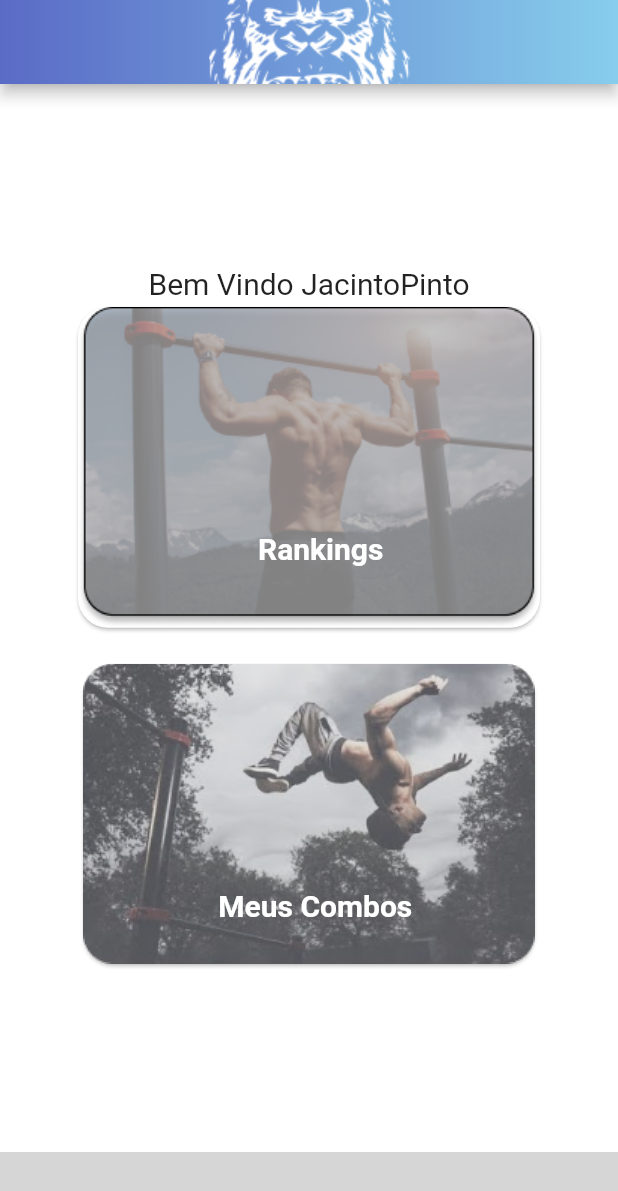
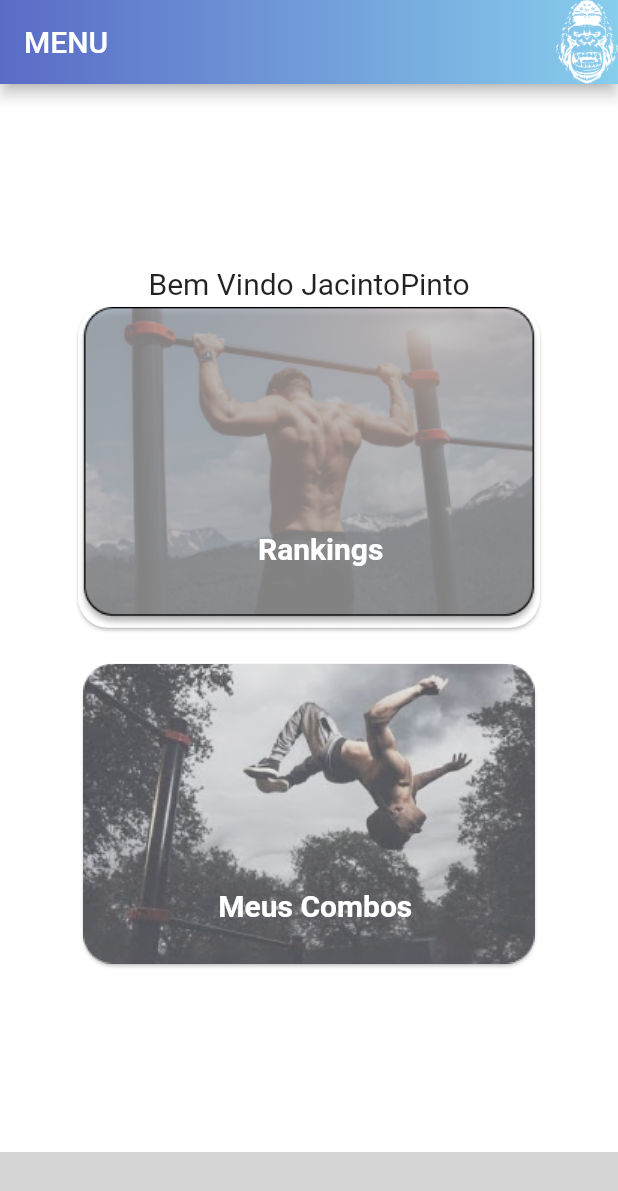
Before and after one commit to rodrigocc/ProjetosFlutter, a Flutter app: the MenuStartPage screen opened directly, on a phone screen of 412 x 824 dp. Shown: the top 1191 px of the screen. Run offline on Flutter 3.47's test engine with Material 2 defaults, Android fonts, the phone set to English and light mode, and no system bars; our stand-ins replace carousel_slider; missing offline and left inert: gradient_bottom_navigation_bar; grey boxes are pictures that could not be loaded.

Commit message:
Correção da atualização de AppBar com nome dos titúlos de cada página

```diff
--- a/combomakerteste/lib/src/catalogs/catalogpowermovements_screen.dart
+++ b/combomakerteste/lib/src/catalogs/catalogpowermovements_screen.dart
@@ -10,7 +10,7 @@ class _PowerMovementsListState extends State<PowerMovementsList> {
   @override
   Widget build(BuildContext context) {
     return Scaffold(
-      appBar: buildAppBar(),
+      appBar: buildAppBar(""),
       backgroundColor: Colors.white,
       body: Center(
         child: Column(
--- a/combomakerteste/lib/src/combosview_screen.dart
+++ b/combomakerteste/lib/src/combosview_screen.dart
@@ -19,7 +19,7 @@ class _CombosViewScreenState extends State<CombosViewScreen> {
   Widget build(BuildContext context) {
     return Scaffold(
       backgroundColor: Colors.white,
-      appBar: buildAppBar(
+      appBar: buildAppBar(""
       ),
       bottomNavigationBar: buildBottomNavigation(context),
       body: Center(
--- a/combomakerteste/lib/src/menu_screen.dart
+++ b/combomakerteste/lib/src/menu_screen.dart
@@ -16,7 +16,7 @@ class MenuStartPage extends StatelessWidget {
   Widget build(BuildContext context) {
     return Scaffold(
       backgroundColor: Colors.white,
-      appBar: buildAppBar(),
+      appBar: buildAppBar("MENU"),
       bottomNavigationBar: buildBottomNavigation(context),
       body: Center(
         child: Column(
--- a/combomakerteste/lib/src/movementsview_screen.dart
+++ b/combomakerteste/lib/src/movementsview_screen.dart
@@ -23,7 +23,7 @@ class _MovementsViewScreenState extends State<MovementsViewScreen> {
   Widget build(BuildContext context) {
     return Scaffold(
       backgroundColor: Colors.white,
-      appBar:buildAppBar(),
+      appBar:buildAppBar("Meus Movimentos"),
       bottomNavigationBar: buildBottomNavigation(context),
 
       body:Center(
--- a/combomakerteste/lib/src/selectmoves_screen.dart
+++ b/combomakerteste/lib/src/selectmoves_screen.dart
@@ -17,7 +17,7 @@ class SelectMovesTypesPage extends StatelessWidget {
   Widget build(BuildContext context) {
     return Scaffold(
       backgroundColor: Colors.white,
-      appBar: buildAppBar(
+      appBar: buildAppBar("Categorias"
       ),
       bottomNavigationBar: buildBottomNavigation(context),
 
--- a/combomakerteste/lib/widgets/appbar.dart
+++ b/combomakerteste/lib/widgets/appbar.dart
@@ -1,16 +1,26 @@
  import 'package:flutter/material.dart';
 
- Widget buildAppBar(){
+ Widget buildAppBar(title){
 
   return AppBar(
-    centerTitle: true,
+
+
     automaticallyImplyLeading: false,
 
 
 
-    title: Image.asset("images/KongWhite.png"),
+    title: Text(title,style: TextStyle(
+      color: Colors.white,
+    ),)  ,
     flexibleSpace: Container(
       decoration: BoxDecoration(
+        image: DecorationImage(
+          alignment: Alignment.centerRight,
+
+          image: AssetImage(
+            "images/KongWhite.png"
+          ),
+        ),
         gradient: LinearGradient(
           colors: [
             Color(0xFF5A6BC6),
```
Also changed, not shown: combomakerteste/lib/src/catalogs/catalogstaticsmovements_screen.dart (+16 -6 lines).
